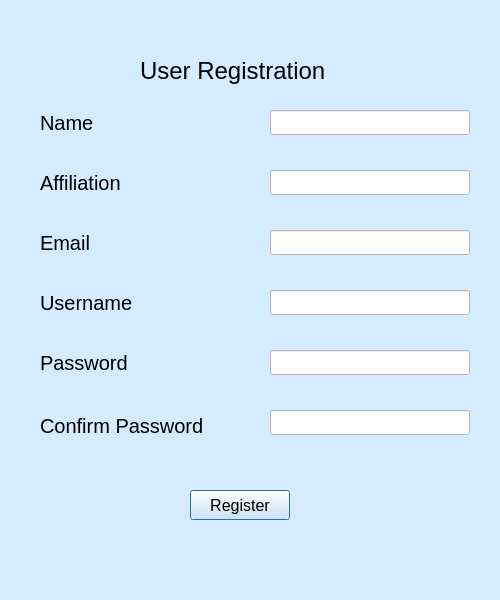
This is user_reg.ui in adityarnayak2001/MLT_BabyAnalysis as Qt 5 draws it before an edit. The edited form follows.
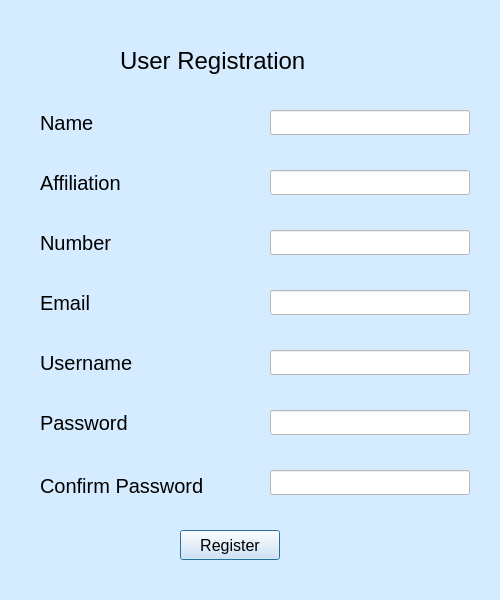
This is the edited form.

Diff of the .ui file:
```diff
--- a/user_reg.ui
+++ b/user_reg.ui
@@ -20,7 +20,7 @@
    <property name="geometry">
     <rect>
      <x>40</x>
-     <y>350</y>
+     <y>410</y>
      <width>200</width>
      <height>25</height>
     </rect>
@@ -44,7 +44,7 @@
    <property name="geometry">
     <rect>
      <x>40</x>
-     <y>230</y>
+     <y>290</y>
      <width>200</width>
      <height>25</height>
     </rect>
@@ -120,8 +120,8 @@
   <widget class="QLabel" name="label_3">
    <property name="geometry">
     <rect>
-     <x>140</x>
-     <y>50</y>
+     <x>120</x>
+     <y>40</y>
      <width>251</width>
      <height>41</height>
     </rect>
@@ -157,8 +157,8 @@
   <widget class="QPushButton" name="regButton">
    <property name="geometry">
     <rect>
-     <x>190</x>
-     <y>490</y>
+     <x>180</x>
+     <y>530</y>
      <width>100</width>
      <height>30</height>
     </rect>
@@ -226,7 +226,7 @@
    <property name="geometry">
     <rect>
      <x>40</x>
-     <y>290</y>
+     <y>350</y>
      <width>200</width>
      <height>25</height>
     </rect>
@@ -250,7 +250,7 @@
    <property name="geometry">
     <rect>
      <x>40</x>
-     <y>410</y>
+     <y>470</y>
      <width>201</width>
      <height>31</height>
     </rect>
@@ -270,11 +270,48 @@
     <string>Confirm Password</string>
    </property>
   </widget>
+  <widget class="QLineEdit" name="password">
+   <property name="geometry">
+    <rect>
+     <x>270</x>
+     <y>410</y>
+     <width>200</width>
+     <height>25</height>
+    </rect>
+   </property>
+   <property name="styleSheet">
+    <string notr="true">background-color: rgb(255, 255, 255);</string>
+   </property>
+  </widget>
+  <widget class="QLabel" name="label_4">
+   <property name="geometry">
+    <rect>
+     <x>40</x>
+     <y>230</y>
+     <width>200</width>
+     <height>25</height>
+    </rect>
+   </property>
+   <property name="sizePolicy">
+    <sizepolicy hsizetype="Minimum" vsizetype="Preferred">
+     <horstretch>0</horstretch>
+     <verstretch>0</verstretch>
+    </sizepolicy>
+   </property>
+   <property name="font">
+    <font>
+     <pointsize>15</pointsize>
+    </font>
+   </property>
+   <property name="text">
+    <string>Number</string>
+   </property>
+  </widget>
   <widget class="QLineEdit" name="password2">
    <property name="geometry">
     <rect>
      <x>270</x>
-     <y>410</y>
+     <y>470</y>
      <width>200</width>
      <height>25</height>
     </rect>
```
Left out of the diff: 6 changed lines with no effect on the pictures.
